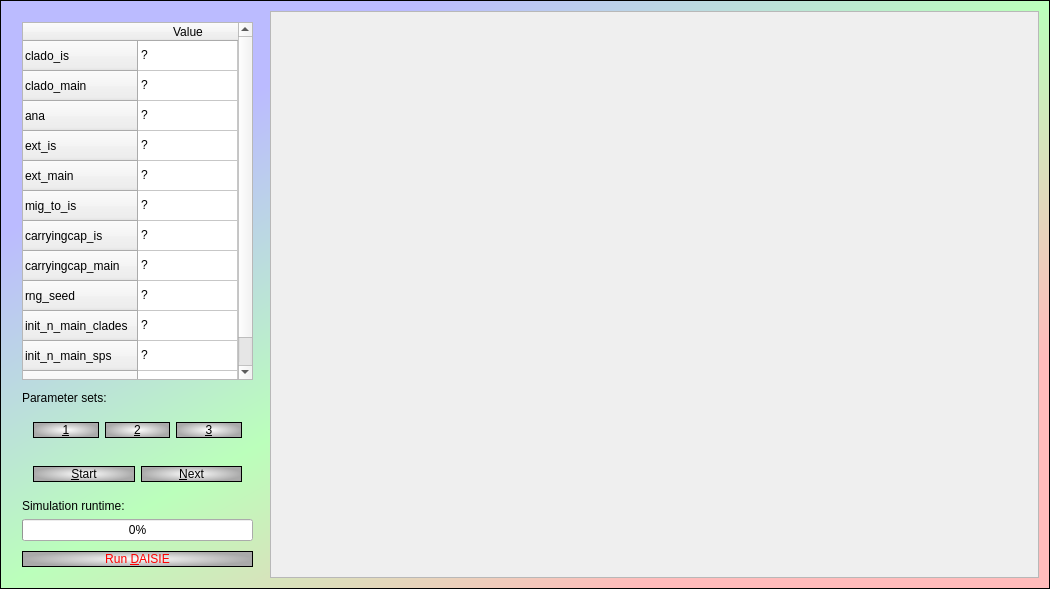
Old version of the form elly_qtmaindialog.ui in the repository richelbilderbeek/pbdmms.
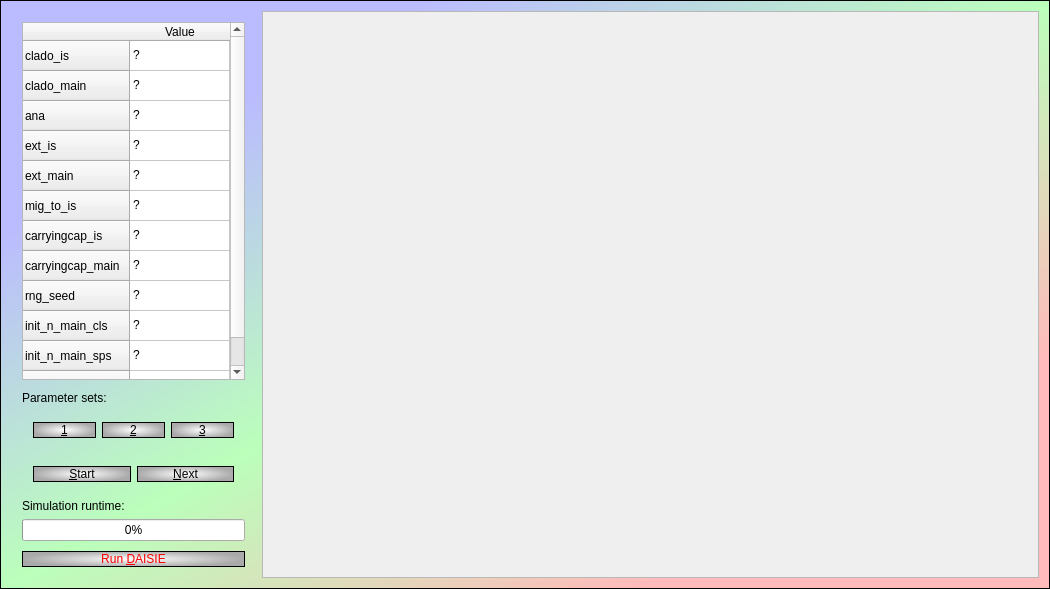
New version of the form.

Diff of the .ui file:
```diff
--- a/elly_qtmaindialog.ui
+++ b/elly_qtmaindialog.ui
@@ -91,7 +91,7 @@
         </row>
         <row>
          <property name="text">
-          <string>init_n_main_clades</string>
+          <string>init_n_main_cls</string>
          </property>
         </row>
         <row>
@@ -294,8 +294,8 @@
        <rect>
         <x>0</x>
         <y>0</y>
-        <width>760</width>
-        <height>567</height>
+        <width>770</width>
+        <height>569</height>
        </rect>
       </property>
      </widget>
```
